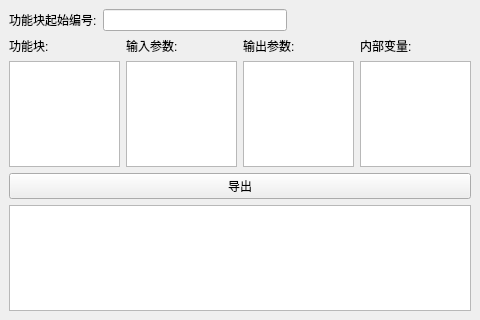
This is ui/mainWindow.ui in ZZH-Finzlize/signal-test-box as Qt 5 draws it before an edit. The edited form follows.
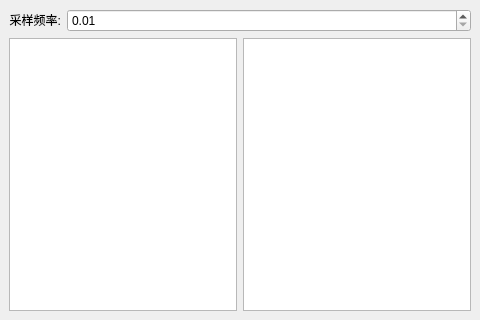
This is the edited form.

```diff
--- a/ui/mainWindow.ui
+++ b/ui/mainWindow.ui
@@ -14,103 +14,63 @@
    <string>ConfdesFBEditor</string>
   </property>
   <widget class="QWidget" name="centralwidget">
-   <layout class="QVBoxLayout" name="verticalLayout">
+   <layout class="QVBoxLayout" name="verticalLayout_2">
     <item>
      <layout class="QHBoxLayout" name="horizontalLayout">
       <item>
-       <widget class="QLabel" name="ltip0">
+       <widget class="QLabel" name="label">
+        <property name="sizePolicy">
+         <sizepolicy hsizetype="Fixed" vsizetype="Fixed">
+          <horstretch>0</horstretch>
+          <verstretch>0</verstretch>
+         </sizepolicy>
+        </property>
         <property name="text">
-         <string>功能块起始编号:</string>
+         <string>采样频率:</string>
         </property>
+        <property name="alignment">
+         <set>Qt::AlignRight|Qt::AlignTrailing|Qt::AlignVCenter</set>
+        </property>
        </widget>
       </item>
       <item>
-       <widget class="QLineEdit" name="leStartNum"/>
-      </item>
-      <item>
-       <spacer name="horizontalSpacer">
-        <property name="orientation">
-         <enum>Qt::Horizontal</enum>
+       <widget class="QDoubleSpinBox" name="dsbFs">
+        <property name="sizePolicy">
+         <sizepolicy hsizetype="Expanding" vsizetype="Fixed">
+          <horstretch>0</horstretch>
+          <verstretch>0</verstretch>
+         </sizepolicy>
         </property>
-        <property name="sizeHint" stdset="0">
-         <size>
-          <width>40</width>
-          <height>20</height>
-         </size>
+        <property name="buttonSymbols">
+         <enum>QAbstractSpinBox::UpDownArrows</enum>
         </property>
-       </spacer>
+        <property name="prefix">
+         <string/>
+        </property>
+        <property name="minimum">
+         <double>0.010000000000000</double>
+        </property>
+        <property name="maximum">
+         <double>1000.000000000000000</double>
+        </property>
+       </widget>
       </item>
      </layout>
     </item>
     <item>
      <layout class="QHBoxLayout" name="horizontalLayout_2">
       <item>
-       <layout class="QVBoxLayout" name="verticalLayout_2">
-        <item>
-         <widget class="QLabel" name="ltip1">
-          <property name="text">
-           <string>功能块:</string>
-          </property>
-         </widget>
-        </item>
-        <item>
-         <widget class="QListWidget" name="lwFB">
-          <property name="contextMenuPolicy">
-           <enum>Qt::CustomContextMenu</enum>
-          </property>
-         </widget>
-        </item>
-       </layout>
+       <widget class="QListWidget" name="lwSignals"/>
       </item>
       <item>
        <layout class="QVBoxLayout" name="verticalLayout_5">
         <item>
-         <widget class="QLabel" name="ltip2">
-          <property name="text">
-           <string>输入参数:</string>
-          </property>
-         </widget>
-        </item>
-        <item>
-         <widget class="QListWidget" name="lwInVar">
-          <property name="contextMenuPolicy">
-           <enum>Qt::CustomContextMenu</enum>
-          </property>
-         </widget>
-        </item>
-       </layout>
-      </item>
-      <item>
-       <layout class="QVBoxLayout" name="verticalLayout_4">
-        <item>
-         <widget class="QLabel" name="ltip3">
-          <property name="text">
-           <string>输出参数:</string>
-          </property>
-         </widget>
-        </item>
-        <item>
-         <widget class="QListWidget" name="lwOutVar">
-          <property name="contextMenuPolicy">
-           <enum>Qt::CustomContextMenu</enum>
-          </property>
-         </widget>
-        </item>
-       </layout>
-      </item>
-      <item>
-       <layout class="QVBoxLayout" name="verticalLayout_3">
-        <item>
-         <widget class="QLabel" name="ltip4">
-          <property name="text">
-           <string>内部变量:</string>
-          </property>
-         </widget>
-        </item>
-        <item>
-         <widget class="QListWidget" name="lwVar">
-          <property name="contextMenuPolicy">
-           <enum>Qt::CustomContextMenu</enum>
+         <widget class="QTextEdit" name="teSignalExpress">
+          <property name="sizePolicy">
+           <sizepolicy hsizetype="Expanding" vsizetype="Expanding">
+            <horstretch>0</horstretch>
+            <verstretch>0</verstretch>
+           </sizepolicy>
           </property>
          </widget>
         </item>
@@ -118,16 +78,6 @@
       </item>
      </layout>
     </item>
-    <item>
-     <widget class="QPushButton" name="pbGen">
-      <property name="text">
-       <string>导出</string>
-      </property>
-     </widget>
-    </item>
-    <item>
-     <widget class="QTextBrowser" name="tbRes"/>
-    </item>
    </layout>
   </widget>
  </widget>
```
Left out of the diff: 4 changed lines with no effect on the pictures.
